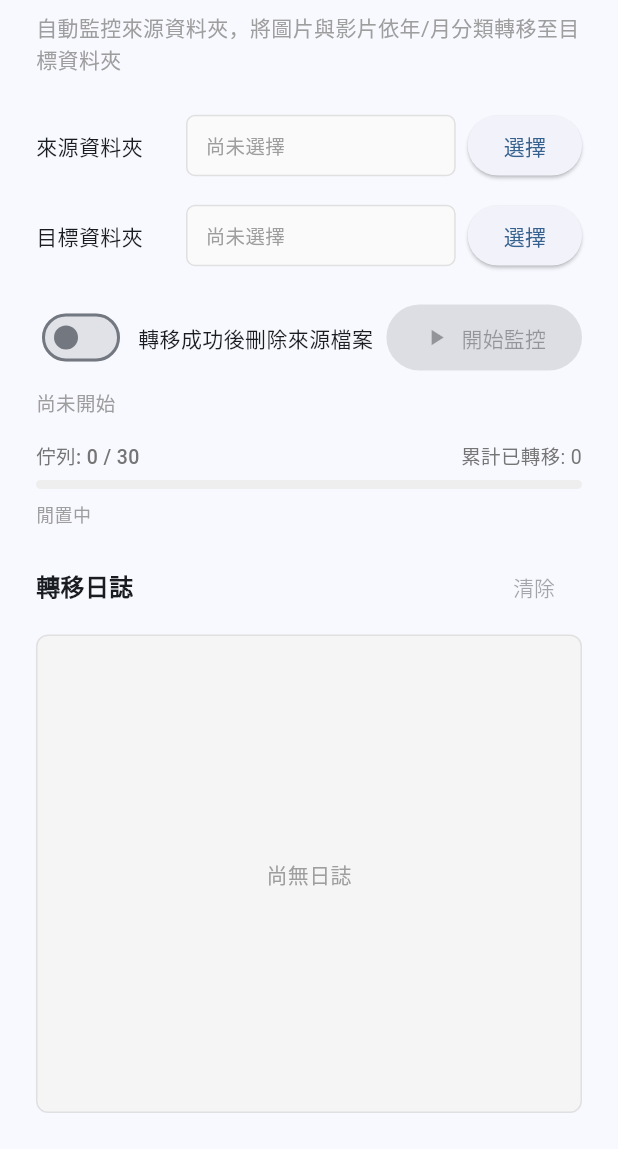
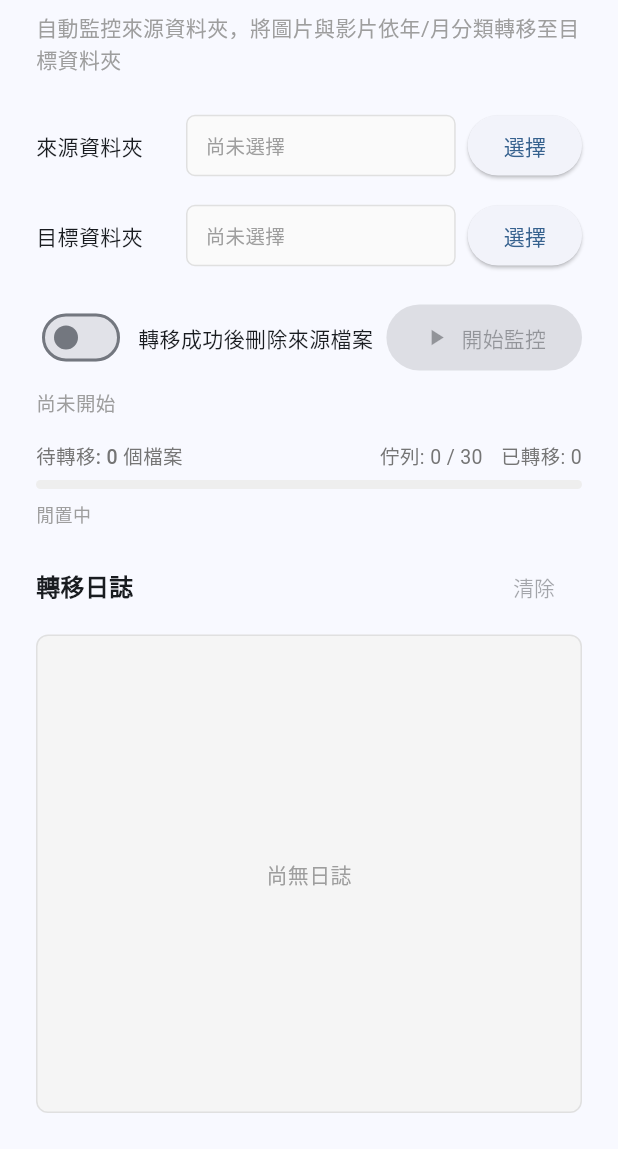
Before and after one commit to e8859487/img_transter, a Flutter app: the screen it shows after launch, on a phone screen of 412 x 824 dp, the part 87-1236 px from its top. Run offline on Flutter 3.47's test engine with Material 3 defaults, Android fonts, the phone set to English and light mode, and no system bars; our stand-ins replace file_picker, flutter_riverpod, shared_preferences.

Commit message:
feat: show remaining files, worker timeout (5min), queue status revamp
- Display remaining files count above progress bar
- Each worker task has 5-minute timeout, auto-skips and continues
- Replace batch model with continuous producer-consumer queue
- onQueueStatus now reports remaining files from source scan

Co-Authored-By: Claude Opus 4.6 <noreply@anthropic.com>

```diff
--- a/lib/home_page.dart
+++ b/lib/home_page.dart
@@ -210,6 +210,7 @@ class HomePage extends ConsumerWidget {
               child: Consumer(
                 builder: (context, ref, child) {
                   final queueSize = ref.watch(queueSizeProvider);
+                  final remaining = ref.watch(remainingFilesProvider);
                   final fileProgress = ref.watch(transferProgressProvider);
                   final totalTransferred = ref.watch(transferCountProvider);
                   final isPaused = ref.watch(pausedProvider);
@@ -222,10 +223,20 @@ class HomePage extends ConsumerWidget {
                       Row(
                         children: [
                           Text(
+                            '待轉移: $remaining 個檔案',
+                            style: TextStyle(
+                              fontSize: 13,
+                              fontWeight: FontWeight.w500,
+                              color: remaining > 0
+                                  ? Colors.orange.shade700
+                                  : Colors.grey.shade600,
+                            ),
+                          ),
+                          const Spacer(),
+                          Text(
                             '佇列: $queueSize / 30',
                             style: TextStyle(
                               fontSize: 13,
-                              fontWeight: FontWeight.w500,
                               color: queueSize > 0
                                   ? Colors.blue.shade700
                                   : Colors.grey.shade600,
@@ -252,9 +263,9 @@ class HomePage extends ConsumerWidget {
                               ),
                             ),
                           ],
-                          const Spacer(),
+                          const SizedBox(width: 12),
                           Text(
-                            '累計已轉移: $totalTransferred',
+                            '已轉移: $totalTransferred',
                             style: TextStyle(
                               fontSize: 13,
                               color: Colors.grey.shade600,
@@ -424,6 +435,7 @@ class HomePage extends ConsumerWidget {
       ref.read(monitoringProvider.notifier).state = false;
       ref.read(pausedProvider.notifier).state = false;
       ref.read(queueSizeProvider.notifier).state = 0;
+      ref.read(remainingFilesProvider.notifier).state = 0;
       ref.read(transferLogsProvider.notifier).add('[${_timeNow()}] 已停止監控');
       return;
     }
--- a/lib/transfer_provider.dart
+++ b/lib/transfer_provider.dart
@@ -97,6 +97,7 @@ final transferProgressProvider =
 // --- Queue status tracking ---
 
 final queueSizeProvider = StateProvider<int>((ref) => 0);
+final remainingFilesProvider = StateProvider<int>((ref) => 0);
 
 // --- Pause state ---
 
@@ -183,8 +184,11 @@ final fileTransferServiceProvider = Provider<FileTransferService>((ref) {
     ref.read(transferProgressProvider.notifier).update(fileName, progress);
   };
 
-  service.onQueueStatus = (queueSize) {
+  service.onQueueStatus = (queueSize, remainingFiles) {
     ref.read(queueSizeProvider.notifier).state = queueSize;
+    if (remainingFiles >= 0) {
+      ref.read(remainingFilesProvider.notifier).state = remainingFiles;
+    }
   };
 
   ref.onDispose(() {
```
Also changed, not shown: lib/file_transfer_service.dart (+22 -11 lines).
